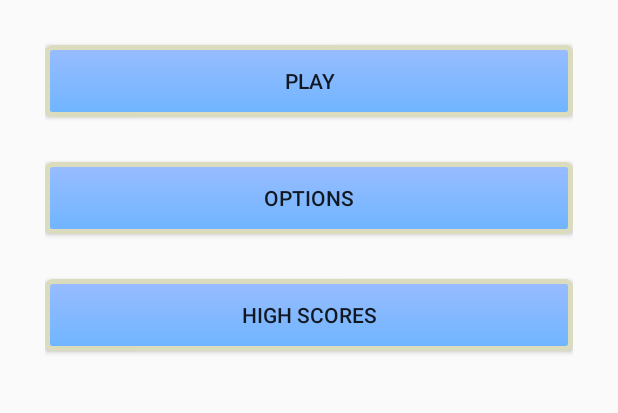
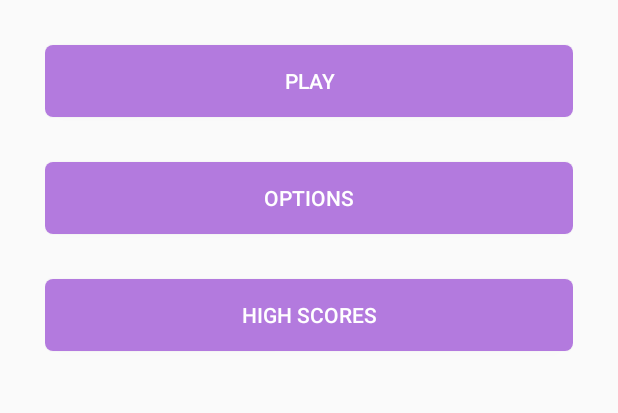
Before and after one commit to atligud13/ANDR-DOTS, an Android app: the screen it shows after launch (MainActivity), on a phone screen of 412 x 824 dp, the part 150-563 px from its top. Run offline under Robolectric (Android 15) with nearby library versions, the phone set to English and light mode, and no system bars.

Commit message:
Changing button colors

```diff
--- a/Dots/app/src/main/res/drawable/custom_button.xml
+++ b/Dots/app/src/main/res/drawable/custom_button.xml
@@ -4,34 +4,10 @@
 
     <item android:state_pressed="true" >
         <shape>
-            <gradient
-                android:startColor="@color/darkerblue1"
-                android:endColor="@color/darkerblue2"
-                android:angle="270" />
-            <stroke
-                android:width="3dp"
-                android:color="@color/grey1" />
+            <solid
+                android:color="@color/darkpurple" />
             <corners
-                android:radius="3dp" />
-            <padding
-                android:left="10dp"
-                android:top="10dp"
-                android:right="10dp"
-                android:bottom="10dp" />
-        </shape>
-    </item>
-
-    <item android:state_focused="true" >
-        <shape>
-            <gradient
-                android:endColor="@color/orange1"
-                android:startColor="@color/orange2"
-                android:angle="270" />
-            <stroke
-                android:width="3dp"
-                android:color="@color/grey1" />
-            <corners
-                android:radius="3dp" />
+                android:radius="5dp" />
             <padding
                 android:left="10dp"
                 android:top="10dp"
@@ -42,15 +18,10 @@
 
     <item>
         <shape>
-            <gradient
-                android:endColor="@color/blue1"
-                android:startColor="@color/blue2"
-                android:angle="270" />
-            <stroke
-                android:width="3dp"
-                android:color="@color/grey1" />
+            <solid
+                android:color="@color/purple" />
             <corners
-                android:radius="3dp" />
+                android:radius="5dp" />
             <padding
                 android:left="10dp"
                 android:top="10dp"
--- a/Dots/app/src/main/res/layout/activity_board_selector.xml
+++ b/Dots/app/src/main/res/layout/activity_board_selector.xml
@@ -22,6 +22,7 @@
         android:layout_width="match_parent"
         android:layout_height="70dp"
         android:text="@string/board_selector_six"
+        android:textColor="@color/white"
         android:layout_marginTop="40dp"
         android:background="@drawable/custom_button" />
 
@@ -31,6 +32,7 @@
         android:layout_width="match_parent"
         android:layout_height="70dp"
         android:text="@string/board_selector_eight"
+        android:textColor="@color/white"
         android:layout_marginTop="40dp"
         android:background="@drawable/custom_button" />
 
--- a/Dots/app/src/main/res/layout/activity_main.xml
+++ b/Dots/app/src/main/res/layout/activity_main.xml
@@ -22,6 +22,7 @@
         android:layout_width="match_parent"
         android:layout_height="wrap_content"
         android:text="@string/main_screen_play"
+        android:textColor="@color/white"
         android:layout_marginTop="30dp"
         android:background="@drawable/custom_button" />
 
@@ -31,6 +32,7 @@
         android:layout_width="match_parent"
         android:layout_height="wrap_content"
         android:text="@string/main_screen_options"
+        android:textColor="@color/white"
         android:layout_marginTop="30dp"
         android:background="@drawable/custom_button" />
 
@@ -40,6 +42,7 @@
         android:layout_width="match_parent"
         android:layout_height="wrap_content"
         android:text="@string/main_screen_high_scores"
+        android:textColor="@color/white"
         android:layout_marginTop="30dp"
         android:background="@drawable/custom_button" />
 
--- a/Dots/app/src/main/res/layout/activity_set_high_score.xml
+++ b/Dots/app/src/main/res/layout/activity_set_high_score.xml
@@ -45,6 +45,7 @@
         android:layout_width="match_parent"
         android:layout_height="wrap_content"
         android:text="Rock n roll"
+        android:textColor="@color/white"
         android:layout_marginTop="30dp"
         android:background="@drawable/custom_button" />
 
--- a/Dots/app/src/main/res/values/colors.xml
+++ b/Dots/app/src/main/res/values/colors.xml
@@ -1,10 +1,6 @@
 <?xml version="1.0" encoding="utf-8"?>
 <resources>
-    <color name="darkerblue1">#3150ff</color>
-    <color name="darkerblue2">#1b00ed</color>
-    <color name="grey1">#DBDBBD</color>
-    <color name="orange1">#FF5900</color>
-    <color name="orange2">#ff631a</color>
-    <color name="blue1">#6eb5ff</color>
-    <color name="blue2">#99bcff</color>
+    <color name="purple">#B37ADE</color>
+    <color name="darkpurple">#8F63B0</color>
+    <color name="white">#FFFFFF</color>
 </resources>
```
